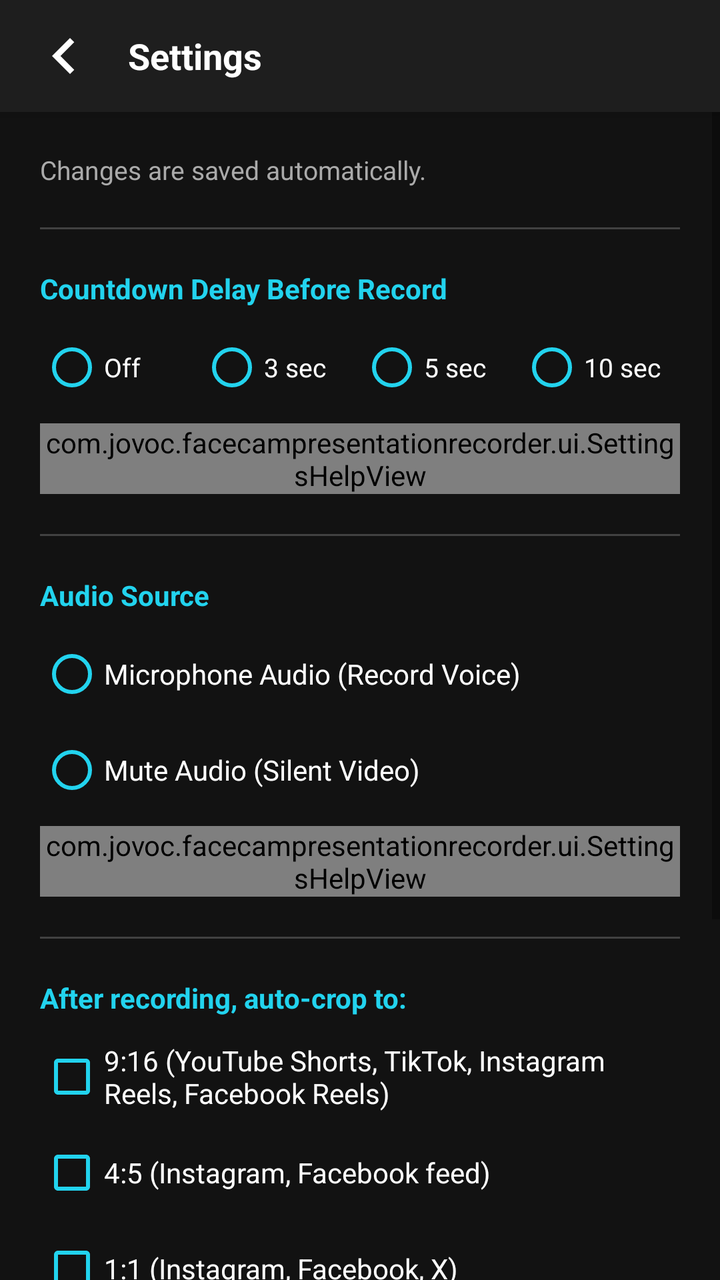
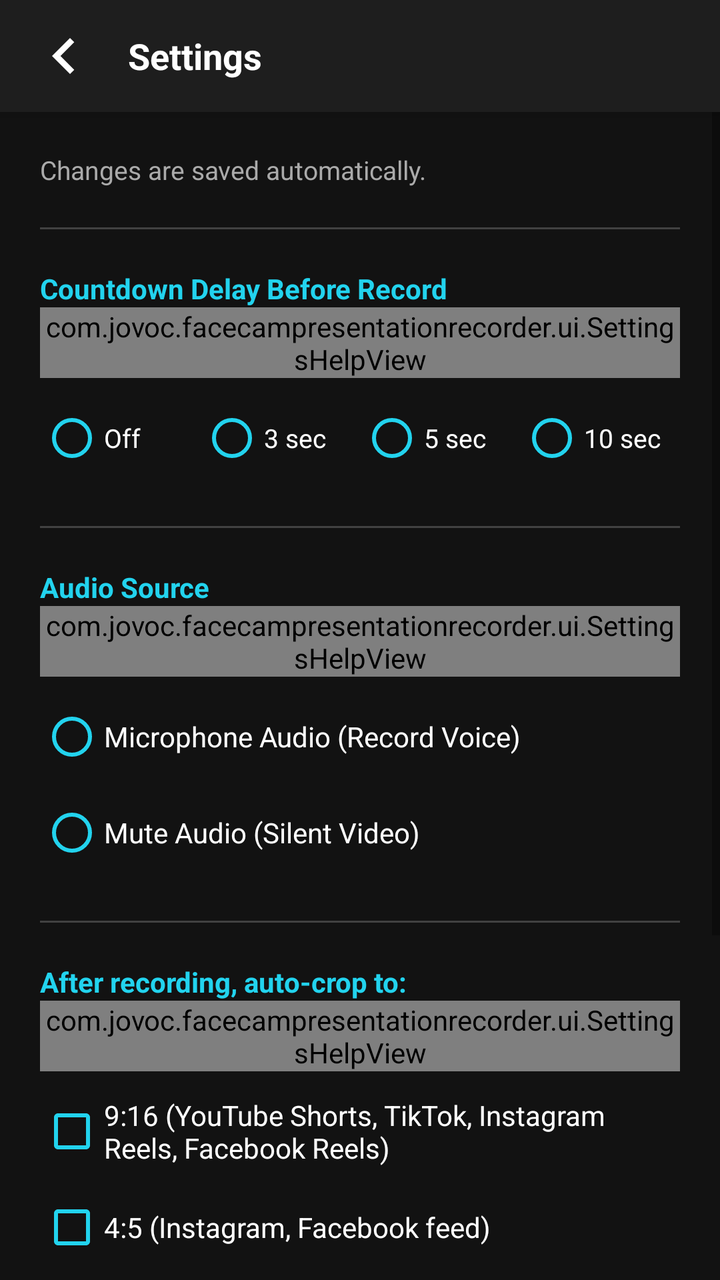

Before-and-after screenshots of an Android layout around one commit, followed by the original layout XML and the change that was made.
<!-- AndroidManifest.xml: application theme Theme.CustomScreen -->
<!-- res/layout/activity_settings.xml -->
<?xml version="1.0" encoding="utf-8"?>
<LinearLayout xmlns:android="http://schemas.android.com/apk/res/android"
    xmlns:app="http://schemas.android.com/apk/res-auto"
    android:layout_width="match_parent"
    android:layout_height="match_parent"
    android:background="#121212"
    android:orientation="vertical">

    <RelativeLayout
        android:layout_width="match_parent"
        android:layout_height="56dp"
        android:background="#1E1E1E"
        android:elevation="4dp"
        android:paddingStart="8dp"
        android:paddingEnd="16dp">

        <ImageButton
            android:id="@+id/btn_back"
            android:layout_width="48dp"
            android:layout_height="48dp"
            android:layout_alignParentStart="true"
            android:layout_centerVertical="true"
            android:background="?attr/selectableItemBackgroundBorderless"
            android:contentDescription="Back"
            android:src="@drawable/ic_chevron_left"
            app:tint="#FFFFFF" />

        <TextView
            android:layout_width="wrap_content"
            android:layout_height="wrap_content"
            android:layout_centerVertical="true"
            android:layout_marginStart="8dp"
            android:layout_toEndOf="@id/btn_back"
            android:text="@string/set_title"
            android:textColor="#FFFFFF"
            android:textSize="18sp"
            android:textStyle="bold" />
    </RelativeLayout>

    <ScrollView
        android:layout_width="match_parent"
        android:layout_height="0dp"
        android:layout_weight="1"
        android:clipToPadding="false"
        android:fillViewport="true">

        <LinearLayout
            android:layout_width="match_parent"
            android:layout_height="wrap_content"
            android:id="@+id/settings_content"
            android:orientation="vertical"
            android:padding="20dp">

            <TextView
                android:layout_width="match_parent"
                android:layout_height="wrap_content"
                android:text="@string/set_autosave_hint"
                android:textColor="#AAAAAA"
                android:textSize="13sp" />

            
            <LinearLayout
                android:id="@+id/permissions_section"
                android:layout_width="match_parent"
                android:layout_height="wrap_content"
                android:orientation="vertical"
                android:visibility="gone">

                <include layout="@layout/view_settings_divider" />

                <TextView
                    android:layout_width="match_parent"
                    android:layout_height="wrap_content"
                    android:layout_marginBottom="6dp"
                    android:text="@string/set_permissions_header"
                    android:textColor="#FFB347"
                    android:textSize="14sp"
                    android:textStyle="bold" />

                <LinearLayout
                    android:id="@+id/permissions_container"
                    android:layout_width="match_parent"
                    android:layout_height="wrap_content"
                    android:orientation="vertical" />

                <com.jovoc.facecampresentationrecorder.ui.SettingsHelpView
                    android:layout_width="match_parent"
                    android:layout_height="wrap_content"
                    android:layout_marginTop="4dp"
                    android:orientation="vertical"
                    app:helpSection="permissions" />
            </LinearLayout>

            
            <include layout="@layout/view_settings_divider" />

            <TextView
                android:layout_width="match_parent"
                android:layout_height="wrap_content"
                android:layout_marginBottom="6dp"
                android:text="@string/set_countdown_header"
                android:textColor="#22D3EE"
                android:textSize="14sp"
                android:textStyle="bold" />

            <RadioGroup
                android:id="@+id/rg_countdown"
                android:layout_width="match_parent"
                android:layout_height="wrap_content"
                android:orientation="horizontal">

                <RadioButton
                    android:id="@+id/rb_countdown_0"
                    android:layout_width="0dp"
                    android:layout_height="wrap_content"
                    android:layout_weight="1"
                    android:buttonTint="#22D3EE"
                    android:minHeight="48dp"
                    android:text="@string/set_countdown_off"
                    android:textColor="#FFFFFF"
                    android:textSize="13sp" />

                <RadioButton
                    android:id="@+id/rb_countdown_3"
                    android:layout_width="0dp"
                    android:layout_height="wrap_content"
                    android:layout_weight="1"
                    android:buttonTint="#22D3EE"
                    android:minHeight="48dp"
                    android:text="@string/set_countdown_3"
                    android:textColor="#FFFFFF"
                    android:textSize="13sp" />

                <RadioButton
                    android:id="@+id/rb_countdown_5"
                    android:layout_width="0dp"
                    android:layout_height="wrap_content"
                    android:layout_weight="1"
                    android:buttonTint="#22D3EE"
                    android:minHeight="48dp"
                    android:text="@string/set_countdown_5"
                    android:textColor="#FFFFFF"
                    android:textSize="13sp" />

                <RadioButton
                    android:id="@+id/rb_countdown_10"
                    android:layout_width="0dp"
                    android:layout_height="wrap_content"
                    android:layout_weight="1"
                    android:buttonTint="#22D3EE"
                    android:minHeight="48dp"
                    android:text="@string/set_countdown_10"
                    android:textColor="#FFFFFF"
                    android:textSize="13sp" />
            </RadioGroup>

            <com.jovoc.facecampresentationrecorder.ui.SettingsHelpView
                android:layout_width="match_parent"
                android:layout_height="wrap_content"
                android:layout_marginTop="4dp"
                android:orientation="vertical"
                app:helpSection="countdown" />

            
            <include layout="@layout/view_settings_divider" />

            <TextView
                android:layout_width="match_parent"
                android:layout_height="wrap_content"
                android:layout_marginBottom="6dp"
                android:text="@string/set_audio_header"
                android:textColor="#22D3EE"
                android:textSize="14sp"
                android:textStyle="bold" />

            <RadioGroup
                android:id="@+id/rg_audio"
                android:layout_width="match_parent"
                android:layout_height="wrap_content"
                android:orientation="vertical">

                <RadioButton
                    android:id="@+id/rb_audio_mic"
                    android:layout_width="match_parent"
                    android:layout_height="wrap_content"
                    android:buttonTint="#22D3EE"
                    android:minHeight="48dp"
                    android:text="@string/set_audio_mic"
                    android:textColor="#FFFFFF"
                    android:textSize="14sp" />

                <RadioButton
                    android:id="@+id/rb_audio_mute"
                    android:layout_width="match_parent"
                    android:layout_height="wrap_content"
                    android:buttonTint="#22D3EE"
                    android:minHeight="48dp"
                    android:text="@string/set_audio_mute"
                    android:textColor="#FFFFFF"
                    android:textSize="14sp" />
            </RadioGroup>

            
            <LinearLayout
                android:id="@+id/audio_input_section"
                android:layout_width="match_parent"
                android:layout_height="wrap_content"
                android:layout_marginTop="10dp"
                android:orientation="vertical"
                android:visibility="gone">

                <TextView
                    android:layout_width="match_parent"
                    android:layout_height="wrap_content"
                    android:layout_marginBottom="2dp"
                    android:text="@string/audio_src_header"
                    android:textColor="#99FFFFFF"
                    android:textSize="13sp" />

                <RadioGroup
                    android:id="@+id/rg_audio_input"
                    android:layout_width="match_parent"
                    android:layout_height="wrap_content"
                    android:orientation="vertical" />
            </LinearLayout>

            <com.jovoc.facecampresentationrecorder.ui.SettingsHelpView
                android:layout_width="match_parent"
                android:layout_height="wrap_content"
                android:layout_marginTop="4dp"
                android:orientation="vertical"
                app:helpSection="audio" />

            
            <include layout="@layout/view_settings_divider" />

            <TextView
                android:layout_width="match_parent"
                android:layout_height="wrap_content"
                android:layout_marginBottom="6dp"
                android:text="@string/set_crop_header"
                android:textColor="#22D3EE"
                android:textSize="14sp"
                android:textStyle="bold" />

            <CheckBox
                android:id="@+id/cb_crop_9_16"
                android:layout_width="match_parent"
                android:layout_height="wrap_content"
                android:buttonTint="#22D3EE"
                android:minHeight="48dp"
                android:text="@string/set_crop_9_16"
                android:textColor="#FFFFFF"
                android:textSize="14sp" />

            <CheckBox
                android:id="@+id/cb_crop_4_5"
                android:layout_width="match_parent"
                android:layout_height="wrap_content"
                android:buttonTint="#22D3EE"
                android:minHeight="48dp"
                android:text="@string/set_crop_4_5"
                android:textColor="#FFFFFF"
                android:textSize="14sp" />

            <CheckBox
                android:id="@+id/cb_crop_1_1"
                android:layout_width="match_parent"
                android:layout_height="wrap_content"
                android:buttonTint="#22D3EE"
                android:minHeight="48dp"
                android:text="@string/set_crop_1_1"
                android:textColor="#FFFFFF"
                android:textSize="14sp" />

            <com.jovoc.facecampresentationrecorder.ui.SettingsHelpView
                android:layout_width="match_parent"
                android:layout_height="wrap_content"
                android:layout_marginTop="4dp"
                android:orientation="vertical"
                app:helpSection="auto_crop" />

            
            <include layout="@layout/view_settings_divider" />

            <TextView
                android:layout_width="match_parent"
                android:layout_height="wrap_content"
                android:layout_marginBottom="6dp"
                android:text="@string/set_bg_header"
                android:textColor="#22D3EE"
                android:textSize="14sp"
                android:textStyle="bold" />

            <CheckBox
                android:id="@+id/cb_bg_replace"
                android:layout_width="match_parent"
                android:layout_height="wrap_content"
                android:buttonTint="#22D3EE"
                android:minHeight="48dp"
                android:text="@string/set_bg_replace"
                android:textColor="#FFFFFF"
                android:textSize="14sp" />

            <TextView
                android:layout_width="match_parent"
                android:layout_height="wrap_content"
                android:layout_marginTop="8dp"
                android:layout_marginBottom="4dp"
                android:text="@string/set_bg_pick"
                android:textColor="#AAAAAA"
                android:textSize="13sp" />

            
            <GridLayout
                android:id="@+id/grid_bg_sample"
                android:layout_width="match_parent"
                android:layout_height="wrap_content"
                android:columnCount="2" />

            <com.jovoc.facecampresentationrecorder.ui.SettingsHelpView
                android:layout_width="match_parent"
                android:layout_height="wrap_content"
                android:layout_marginTop="4dp"
                android:orientation="vertical"
                app:helpSection="background" />
        </LinearLayout>
    </ScrollView>
</LinearLayout>
<!-- res/layout/view_settings_divider.xml (included above) -->
<?xml version="1.0" encoding="utf-8"?>
<View xmlns:android="http://schemas.android.com/apk/res/android"
    android:layout_width="match_parent"
    android:layout_height="1dp"
    android:layout_marginTop="20dp"
    android:layout_marginBottom="20dp"
    android:background="#33FFFFFF"
    android:importantForAccessibility="no" />
<!-- resources referenced by this layout -->
<resources>
  <!-- drawable ic_chevron_left (drawable) -->
  <vector xmlns:android="http://schemas.android.com/apk/res/android"
      android:width="36dp"
      android:height="36dp"
      android:viewportWidth="24"
      android:viewportHeight="24">
    <path
        android:fillColor="#FFFFFF"
        android:pathData="M15.41,7.41L14,6l-6,6 6,6 1.41,-1.41L10.83,12z"/>
  </vector>
  <string name="audio_src_header">Microphone to use</string>
  <string name="set_audio_header">Audio Source</string>
  <string name="set_audio_mic">Microphone Audio (Record Voice)</string>
  <string name="set_audio_mute">Mute Audio (Silent Video)</string>
  <string name="set_autosave_hint">Changes are saved automatically.</string>
  <string name="set_bg_header">AI Virtual Background (Face Cam)</string>
  <string name="set_bg_pick">Select a background:</string>
  <string name="set_bg_replace">Replace face cam background (after recording)</string>
  <string name="set_countdown_10">10 sec</string>
  <string name="set_countdown_3">3 sec</string>
  <string name="set_countdown_5">5 sec</string>
  <string name="set_countdown_header">Countdown Delay Before Record</string>
  <string name="set_countdown_off">Off</string>
  <string name="set_crop_1_1">1:1 (Instagram, Facebook, X)</string>
  <string name="set_crop_4_5">4:5 (Instagram, Facebook feed)</string>
  <string name="set_crop_9_16">9:16 (YouTube Shorts, TikTok, Instagram Reels, Facebook Reels)</string>
  <string name="set_crop_header">After recording, auto-crop to:</string>
  <string name="set_permissions_header">Permissions not granted yet</string>
  <string name="set_title">Settings</string>
  <style name="Theme.CustomScreen" parent="Theme.MaterialComponents.DayNight.NoActionBar">
          <item name="android:windowBackground">@android:color/black</item>
          <item name="android:statusBarColor">@android:color/transparent</item>
          <item name="android:navigationBarColor">@android:color/transparent</item>
          <item name="android:windowLightStatusBar">false</item>
          <item name="android:windowLightNavigationBar">false</item>
      </style>
</resources>

<!-- the commit's change to res/layout/activity_settings.xml (unified diff, before → after) -->
@@ -71,24 +71,24 @@
                 <TextView
                     android:layout_width="match_parent"
                     android:layout_height="wrap_content"
-                    android:layout_marginBottom="6dp"
+                    android:layout_marginBottom="0dp"
                     android:text="@string/set_permissions_header"
                     android:textColor="#FFB347"
                     android:textSize="14sp"
                     android:textStyle="bold" />
 
+                <com.jovoc.facecampresentationrecorder.ui.SettingsHelpView
+                    android:layout_width="match_parent"
+                    android:layout_height="wrap_content"
+                    android:layout_marginBottom="6dp"
+                    android:orientation="vertical"
+                    app:helpSection="permissions" />
+
                 <LinearLayout
                     android:id="@+id/permissions_container"
                     android:layout_width="match_parent"
                     android:layout_height="wrap_content"
                     android:orientation="vertical" />
-
-                <com.jovoc.facecampresentationrecorder.ui.SettingsHelpView
-                    android:layout_width="match_parent"
-                    android:layout_height="wrap_content"
-                    android:layout_marginTop="4dp"
-                    android:orientation="vertical"
-                    app:helpSection="permissions" />
             </LinearLayout>
 
             
@@ -97,12 +97,19 @@
             <TextView
                 android:layout_width="match_parent"
                 android:layout_height="wrap_content"
-                android:layout_marginBottom="6dp"
+                android:layout_marginBottom="0dp"
                 android:text="@string/set_countdown_header"
                 android:textColor="#22D3EE"
                 android:textSize="14sp"
                 android:textStyle="bold" />
 
+            <com.jovoc.facecampresentationrecorder.ui.SettingsHelpView
+                android:layout_width="match_parent"
+                android:layout_height="wrap_content"
+                android:layout_marginBottom="6dp"
+                android:orientation="vertical"
+                app:helpSection="countdown" />
+
             <RadioGroup
                 android:id="@+id/rg_countdown"
                 android:layout_width="match_parent"
@@ -154,25 +161,25 @@
                     android:textSize="13sp" />
             </RadioGroup>
 
-            <com.jovoc.facecampresentationrecorder.ui.SettingsHelpView
-                android:layout_width="match_parent"
-                android:layout_height="wrap_content"
-                android:layout_marginTop="4dp"
-                android:orientation="vertical"
-                app:helpSection="countdown" />
-
             
             <include layout="@layout/view_settings_divider" />
 
             <TextView
                 android:layout_width="match_parent"
                 android:layout_height="wrap_content"
-                android:layout_marginBottom="6dp"
+                android:layout_marginBottom="0dp"
                 android:text="@string/set_audio_header"
                 android:textColor="#22D3EE"
                 android:textSize="14sp"
                 android:textStyle="bold" />
 
+            <com.jovoc.facecampresentationrecorder.ui.SettingsHelpView
+                android:layout_width="match_parent"
+                android:layout_height="wrap_content"
+                android:layout_marginBottom="6dp"
+                android:orientation="vertical"
+                app:helpSection="audio" />
+
             <RadioGroup
                 android:id="@+id/rg_audio"
                 android:layout_width="match_parent"
@@ -224,24 +231,24 @@
                     android:orientation="vertical" />
             </LinearLayout>
 
-            <com.jovoc.facecampresentationrecorder.ui.SettingsHelpView
-                android:layout_width="match_parent"
-                android:layout_height="wrap_content"
-                android:layout_marginTop="4dp"
-                android:orientation="vertical"
-                app:helpSection="audio" />
-
             
             <include layout="@layout/view_settings_divider" />
 
             <TextView
                 android:layout_width="match_parent"
                 android:layout_height="wrap_content"
-                android:layout_marginBottom="6dp"
+                android:layout_marginBottom="0dp"
                 android:text="@string/set_crop_header"
                 android:textColor="#22D3EE"
                 android:textSize="14sp"
                 android:textStyle="bold" />
+
+            <com.jovoc.facecampresentationrecorder.ui.SettingsHelpView
+                android:layout_width="match_parent"
+                android:layout_height="wrap_content"
+                android:layout_marginBottom="6dp"
+                android:orientation="vertical"
+                app:helpSection="auto_crop" />
 
             <CheckBox
                 android:id="@+id/cb_crop_9_16"
@@ -273,24 +280,24 @@
                 android:textColor="#FFFFFF"
                 android:textSize="14sp" />
 
-            <com.jovoc.facecampresentationrecorder.ui.SettingsHelpView
-                android:layout_width="match_parent"
-                android:layout_height="wrap_content"
-                android:layout_marginTop="4dp"
-                android:orientation="vertical"
-                app:helpSection="auto_crop" />
-
             
             <include layout="@layout/view_settings_divider" />
 
             <TextView
                 android:layout_width="match_parent"
                 android:layout_height="wrap_content"
-                android:layout_marginBottom="6dp"
+                android:layout_marginBottom="0dp"
                 android:text="@string/set_bg_header"
                 android:textColor="#22D3EE"
                 android:textSize="14sp"
                 android:textStyle="bold" />
+
+            <com.jovoc.facecampresentationrecorder.ui.SettingsHelpView
+                android:layout_width="match_parent"
+                android:layout_height="wrap_content"
+                android:layout_marginBottom="6dp"
+                android:orientation="vertical"
+                app:helpSection="background" />
 
             <CheckBox
                 android:id="@+id/cb_bg_replace"
@@ -318,12 +325,6 @@
                 android:layout_height="wrap_content"
                 android:columnCount="2" />
 
-            <com.jovoc.facecampresentationrecorder.ui.SettingsHelpView
-                android:layout_width="match_parent"
-                android:layout_height="wrap_content"
-                android:layout_marginTop="4dp"
-                android:orientation="vertical"
-                app:helpSection="background" />
         </LinearLayout>
     </ScrollView>
 </LinearLayout>
